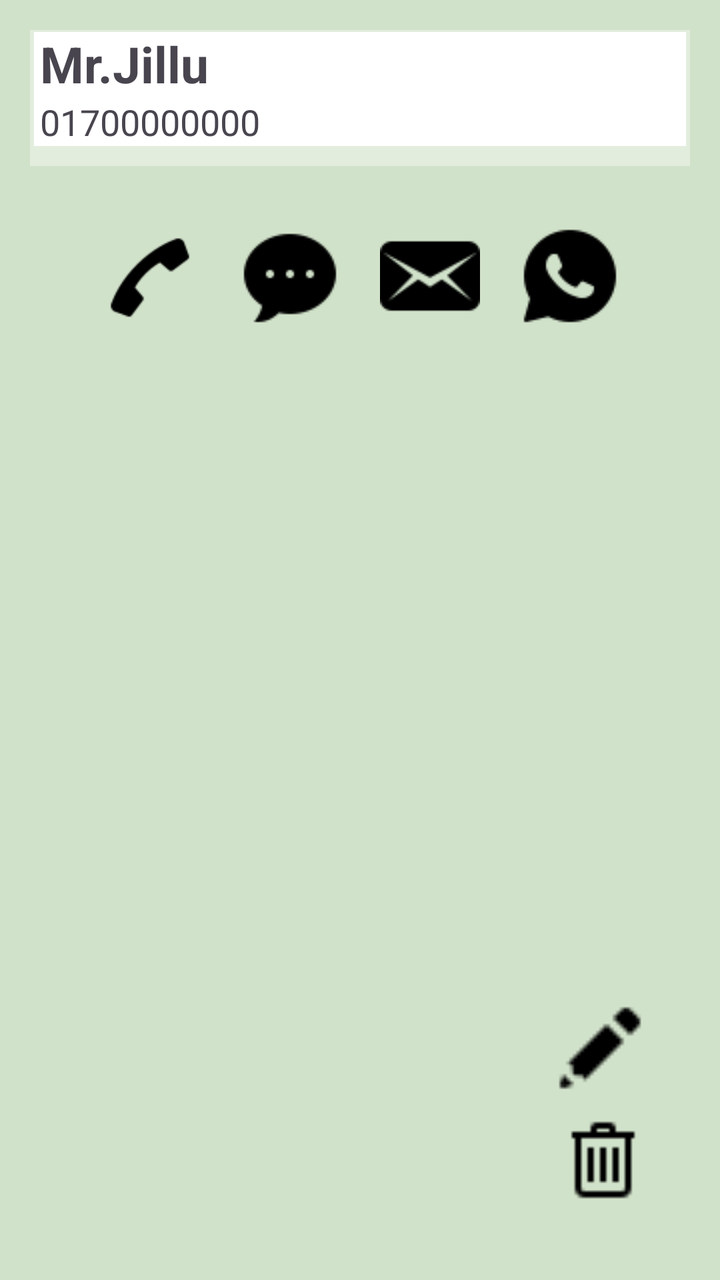
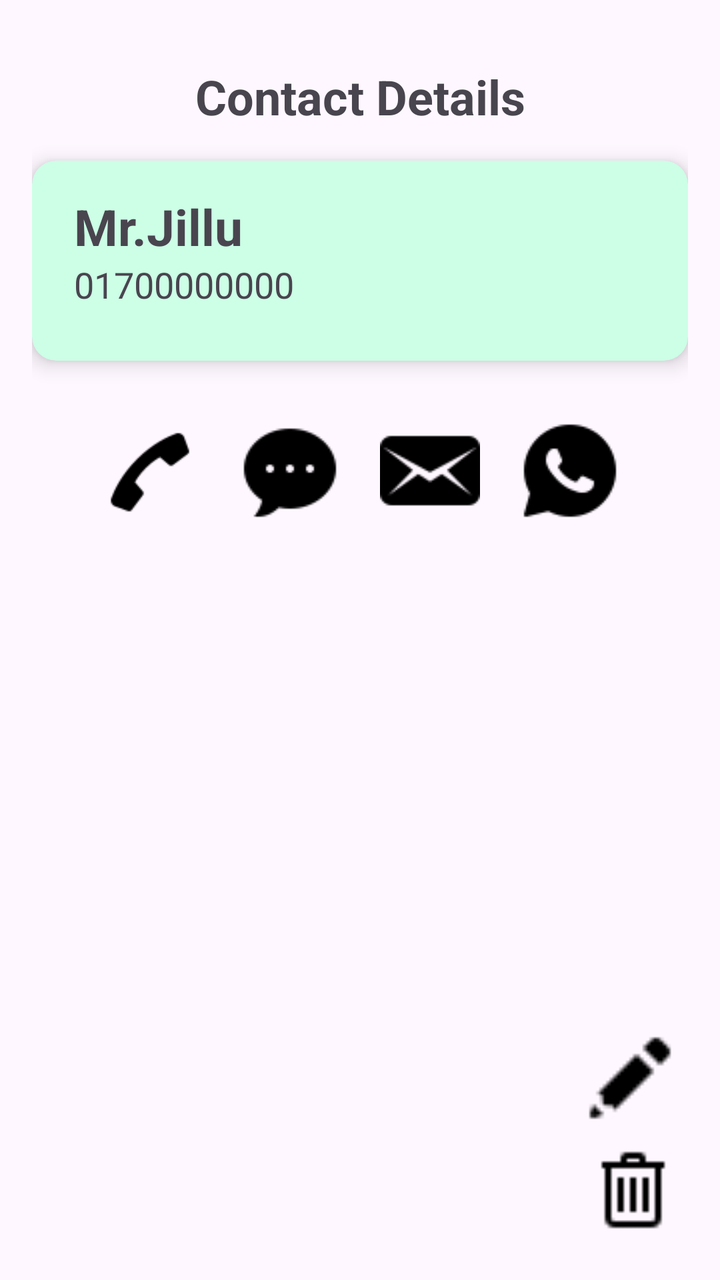

An Android layout rendered at two revisions. The XML below is the earlier revision; the diff shows what the commit changed to produce the second picture.
<!-- AndroidManifest.xml: application theme Theme.FristProject__Kt -->
<!-- res/layout/activity_main3.xml -->
<?xml version="1.0" encoding="utf-8"?>
<RelativeLayout xmlns:android="http://schemas.android.com/apk/res/android"
    xmlns:app="http://schemas.android.com/apk/res-auto"
    xmlns:tools="http://schemas.android.com/tools"
    android:id="@+id/main"
    android:layout_width="match_parent"
    android:layout_height="match_parent"
    tools:context=".MainActivity3"
    android:orientation="horizontal"
    android:padding="15dp"
    android:background="#A7BBD7AF"
    >

    <LinearLayout
        android:layout_width="match_parent"
        android:layout_height="wrap_content"
        android:orientation="vertical"
        >

        <LinearLayout
            android:layout_width="match_parent"
            android:layout_height="wrap_content"
            android:orientation="vertical"
            android:backgroundTint="#ffffff"
            android:background="@drawable/bottom_shade"
            >

            <TextView
                android:id="@+id/name"
                android:textStyle="bold"
                android:textSize="25dp"
                android:text="Mr.Jillu"
                android:layout_marginLeft="5dp"
                android:layout_width="match_parent"
                android:layout_height="wrap_content"/>

            <TextView
                android:id="@+id/number"
                android:textSize="18dp"
                android:text="01700000000"
                android:textIsSelectable="true"
                android:layout_marginBottom="10dp"
                android:layout_marginLeft="5dp"
                android:layout_width="match_parent"
                android:layout_height="wrap_content"/>

        </LinearLayout>

        <LinearLayout
            android:layout_width="wrap_content"
            android:layout_height="wrap_content"
            android:orientation="horizontal"
            android:layout_gravity="center"
            android:layout_marginTop="20dp"
            >

            <ImageView
                android:id="@+id/call"
                android:layout_width="50dp"
                android:layout_height="50dp"
                android:src="@drawable/call_icon"
                android:scaleType="centerCrop"
                android:layout_marginBottom="3dp"
                android:layout_margin="10dp"
                android:layout_marginRight="2.5dp"
                />

            <ImageView
                android:id="@+id/message"
                android:layout_width="50dp"
                android:layout_height="50dp"
                android:src="@drawable/message_icon"
                android:scaleType="centerCrop"
                android:layout_marginBottom="3dp"
                android:layout_margin="10dp"
                android:layout_marginLeft="2.5dp"
                android:layout_marginRight="2.5dp"
                />

            <ImageView
                android:id="@+id/email"
                android:layout_width="50dp"
                android:layout_height="50dp"
                android:src="@drawable/email_icon"
                android:scaleType="centerCrop"
                android:layout_marginBottom="3dp"
                android:layout_margin="10dp"
                android:layout_marginLeft="2.5dp"
                android:layout_marginRight="2.5dp"
                />

            <ImageView
                android:id="@+id/whatsapp"
                android:layout_width="50dp"
                android:layout_height="50dp"
                android:src="@drawable/whatsapp_icon"
                android:scaleType="centerCrop"
                android:layout_marginBottom="3dp"
                android:layout_margin="10dp"
                android:layout_marginLeft="2.5dp"
                />

        </LinearLayout>


    </LinearLayout>

    <LinearLayout
        android:layout_width="wrap_content"
        android:layout_height="wrap_content"
        android:orientation="vertical"
        android:layout_alignParentBottom="true"
        android:layout_alignParentRight="true"
        android:layout_margin="20dp"
        >

        <ImageView
            android:id="@+id/edit"
            android:layout_width="50dp"
            android:layout_height="50dp"
            android:src="@drawable/edit_30"
            android:scaleType="centerCrop"
            android:layout_marginBottom="3dp"
            />

        <ImageView
            android:id="@+id/delete_Ig"
            android:layout_width="50dp"
            android:layout_height="50dp"
            android:src="@drawable/icons8_delete_32"
            android:scaleType="centerCrop"
            android:layout_marginTop="3dp"
            />

    </LinearLayout>


</RelativeLayout>
<!-- resources referenced by this layout -->
<resources>
  <!-- drawable bottom_shade (drawable) -->
  <?xml version="1.0" encoding="utf-8"?>
  <layer-list xmlns:android="http://schemas.android.com/apk/res/android" >
      
  
      <item>
          <shape android:shape="rectangle" >
              <solid android:color="#61000000" />
              <corners android:radius="0dp" />
          </shape>
      </item>
      
      
      <item
          android:bottom="10dp"
          android:left="2dp"
          android:right="2dp"
          android:top="1dp">
          
          
          <shape android:shape="rectangle" >
              <solid android:color="#ffffff" />
              <corners android:radius="0dp" />
          </shape>
          
          <shape android:shape="rectangle"  >
               <corners android:radius="0dip" />
               <stroke android:width="0dip" 
                   android:color="#10000000" />
                   
                      
           </shape>
                   
                       
      </item>
  
  </layer-list>
  <!-- drawable call_icon: png bitmap (drawable, 705 bytes) -->
  <!-- drawable edit_30: png bitmap (drawable, 255 bytes) -->
  <!-- drawable email_icon: png bitmap (drawable, 823 bytes) -->
  <!-- drawable icons8_delete_32: png bitmap (drawable, 209 bytes) -->
  <!-- drawable message_icon: png bitmap (drawable, 654 bytes) -->
  <!-- drawable whatsapp_icon: png bitmap (drawable, 888 bytes) -->
  <style name="Theme.FristProject__Kt" parent="Base.Theme.FristProject__Kt" />
  <style name="Base.Theme.FristProject__Kt" parent="Theme.Material3.DayNight.NoActionBar">
          
          
      </style>
</resources>

<!-- the commit's change to res/layout/activity_main3.xml (unified diff, before → after) -->
@@ -7,44 +7,63 @@
     android:layout_height="match_parent"
     tools:context=".MainActivity3"
     android:orientation="horizontal"
-    android:padding="15dp"
-    android:background="#A7BBD7AF"
+    android:fitsSystemWindows="true"
     >
 
     <LinearLayout
         android:layout_width="match_parent"
         android:layout_height="wrap_content"
         android:orientation="vertical"
+        android:layout_margin="16dp"
         >
 
-        <LinearLayout
+        <TextView
             android:layout_width="match_parent"
             android:layout_height="wrap_content"
-            android:orientation="vertical"
-            android:backgroundTint="#ffffff"
-            android:background="@drawable/bottom_shade"
+            android:textStyle="bold"
+            android:textSize="24dp"
+            android:text="Contact Details"
+            android:gravity="center"
+            android:padding="16dp"
+            />
+
+        <androidx.cardview.widget.CardView
+            android:layout_width="match_parent"
+            android:layout_height="wrap_content"
+            app:cardCornerRadius="12dp"
+            app:cardElevation="6dp"
+            android:backgroundTint="#CCFFE6"
             >
 
-            <TextView
-                android:id="@+id/name"
-                android:textStyle="bold"
-                android:textSize="25dp"
-                android:text="Mr.Jillu"
-                android:layout_marginLeft="5dp"
+            <LinearLayout
                 android:layout_width="match_parent"
-                android:layout_height="wrap_content"/>
+                android:layout_height="wrap_content"
+                android:orientation="vertical"
+                android:padding="16dp"
+                >
 
-            <TextView
-                android:id="@+id/number"
-                android:textSize="18dp"
-                android:text="01700000000"
-                android:textIsSelectable="true"
-                android:layout_marginBottom="10dp"
-                android:layout_marginLeft="5dp"
-                android:layout_width="match_parent"
-                android:layout_height="wrap_content"/>
+                <TextView
+                    android:id="@+id/name"
+                    android:textStyle="bold"
+                    android:textSize="25sp"
+                    android:text="Mr.Jillu"
+                    android:layout_marginLeft="5dp"
+                    android:layout_width="match_parent"
+                    android:layout_height="wrap_content"/>
 
-        </LinearLayout>
+                <TextView
+                    android:id="@+id/number"
+                    android:textSize="18sp"
+                    android:text="01700000000"
+                    android:textIsSelectable="true"
+                    android:layout_marginBottom="10dp"
+                    android:layout_marginLeft="5dp"
+                    android:layout_width="match_parent"
+                    android:layout_height="wrap_content"/>
+
+            </LinearLayout>
+
+        </androidx.cardview.widget.CardView>
 
         <LinearLayout
             android:layout_width="wrap_content"
<!-- resource entries referenced after the edit -->
@@ -1,42 +1,5 @@
 <!-- resources referenced by this layout -->
 <resources>
-  <!-- drawable bottom_shade (drawable) -->
-  <?xml version="1.0" encoding="utf-8"?>
-  <layer-list xmlns:android="http://schemas.android.com/apk/res/android" >
-      
-  
-      <item>
-          <shape android:shape="rectangle" >
-              <solid android:color="#61000000" />
-              <corners android:radius="0dp" />
-          </shape>
-      </item>
-      
-      
-      <item
-          android:bottom="10dp"
-          android:left="2dp"
-          android:right="2dp"
-          android:top="1dp">
-          
-          
-          <shape android:shape="rectangle" >
-              <solid android:color="#ffffff" />
-              <corners android:radius="0dp" />
-          </shape>
-          
-          <shape android:shape="rectangle"  >
-               <corners android:radius="0dip" />
-               <stroke android:width="0dip" 
-                   android:color="#10000000" />
-                   
-                      
-           </shape>
-                   
-                       
-      </item>
-  
-  </layer-list>
   <!-- drawable call_icon: png bitmap (drawable, 705 bytes) -->
   <!-- drawable edit_30: png bitmap (drawable, 255 bytes) -->
   <!-- drawable email_icon: png bitmap (drawable, 823 bytes) -->
